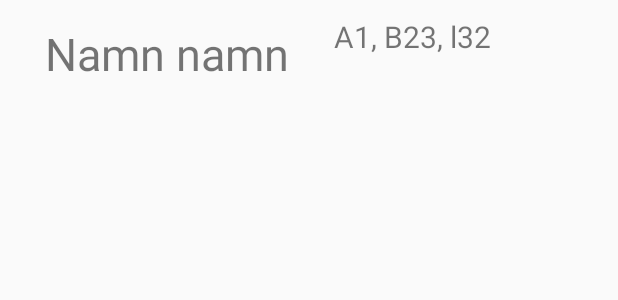
After one commit to andreaspegelow/PortluxPocket, an Android app: the layout rowuser.xml on its own in the app's theme, with its tools: preview values and no code run, on a phone screen of 412 x 824 dp. The commit adds this screen. Shown: the top 300 px of the screen. Run offline under Robolectric (Android 15) with nearby library versions, the phone set to English and light mode, and no system bars; network calls fail.

Commit message:
Finished the xml parsing for users and started with detailscreen

```diff
--- a/PortluxPocket/app/src/main/java/com/portlux/portluxpocket/SplashScreenActivity.java
+++ b/PortluxPocket/app/src/main/java/com/portlux/portluxpocket/SplashScreenActivity.java
@@ -45,7 +45,7 @@ public class SplashScreenActivity extends Activity {
     @Override
     public boolean onCreateOptionsMenu(Menu menu) {
         // Inflate the menu; this adds items to the action bar if it is present.
-        // getMenuInflater().inflate(R.menu.menu_splash_screen, menu);
+         getMenuInflater().inflate(R.menu.menu_splash_screen, menu);
         return true;
     }
 
--- /dev/null
+++ b/PortluxPocket/app/src/main/res/layout/rowuser.xml
@@ -0,0 +1,29 @@
+<?xml version="1.0" encoding="utf-8"?>
+<LinearLayout xmlns:android="http://schemas.android.com/apk/res/android"
+    android:layout_width="match_parent"
+    android:layout_height="match_parent"
+    android:orientation="horizontal">
+
+    <TextView
+        android:id="@+id/rowName"
+        android:layout_width="wrap_content"
+        android:layout_height="wrap_content"
+        android:text="@string/name"
+        android:textSize="30sp"
+        android:layout_marginTop="15dp"
+        android:layout_marginStart="30dp"
+        android:layout_marginLeft="30dp"/>
+
+    <TextView
+        android:id="@+id/rowBerths"
+        android:layout_marginStart="30dp"
+        android:layout_marginLeft="30dp"
+        android:layout_width="wrap_content"
+        android:layout_height="wrap_content"
+        android:text="@string/rowBerths"
+        android:textSize="20sp"
+        android:gravity="bottom"
+
+        />
+
+</LinearLayout>
--- a/PortluxPocket/app/src/main/res/menu/menu_search.xml
+++ b/PortluxPocket/app/src/main/res/menu/menu_search.xml
@@ -6,5 +6,5 @@
         android:id="@+id/action_settings"
         android:orderInCategory="100"
         android:title="@string/action_settings"
-        app:showAsAction="never" />
+        app:showAsAction="ifRoom" />
 </menu>
--- a/PortluxPocket/app/src/main/res/values/strings.xml
+++ b/PortluxPocket/app/src/main/res/values/strings.xml
@@ -8,4 +8,14 @@
     <string name="title_activity_splash_screen">SplashScreenActivity</string>
 
     <string name="splash">Portlux Pocket</string>
+    <string name="title_activity_detailed_view">DetailedViewActivity</string>
+
+
+    <string name="name">Namn namn</string>
+    <string name="email">email@mail.com</string>
+    <string name="cellphone">070-70 70 707</string>
+    <string name="peronalNumber">2000-01-01</string>
+    <string name="member">Medlem: </string>
+    <string name="setMember">Nej</string>
+    <string name="rowBerths">A1, B23, l32</string>
 </resources>
```
Also changed, not shown: PortluxPocket/app/src/main/AndroidManifest.xml (+8 -7 lines), PortluxPocket/app/src/main/java/com/portlux/portluxpocket/DetailedViewActivity.java (added, +41 -0 lines), PortluxPocket/app/src/main/java/com/portlux/portluxpocket/SearchActivity.java (+26 -5 lines), PortluxPocket/app/src/main/java/com/portlux/portluxpocket/Ticket.java (+7 -1 lines), PortluxPocket/app/src/main/res/layout/activity_detailed_view.xml (added, +62 -0 lines), PortluxPocket/app/src/main/res/menu/menu_detailed_view.xml (added, +7 -0 lines), 1 other file.
